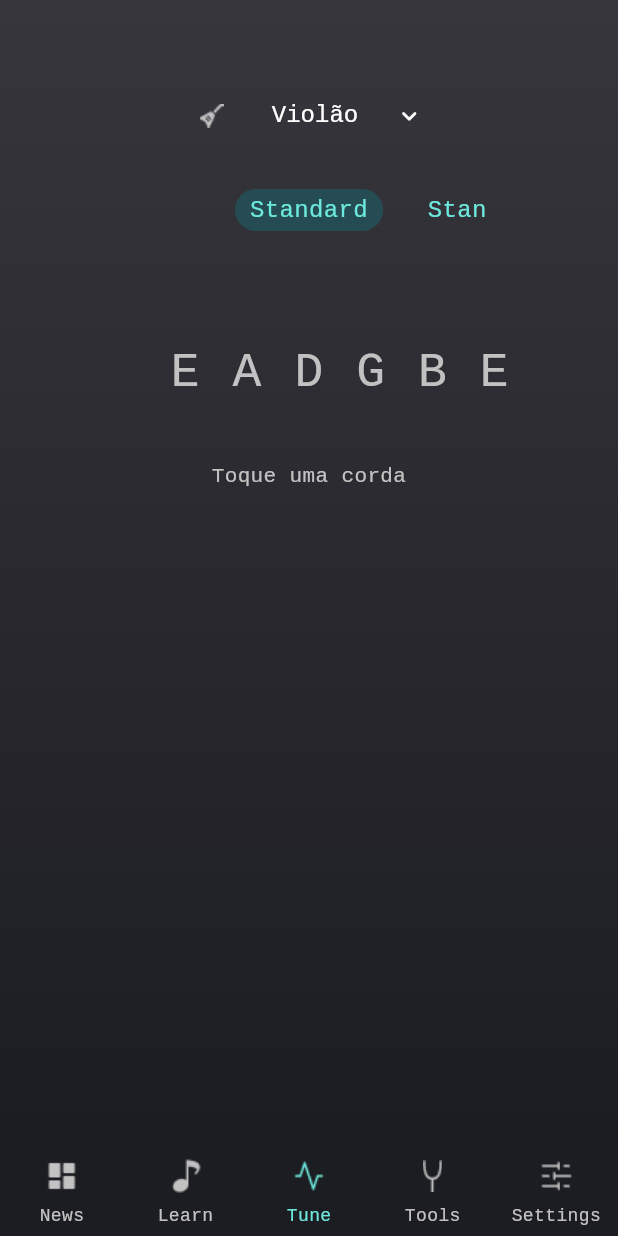
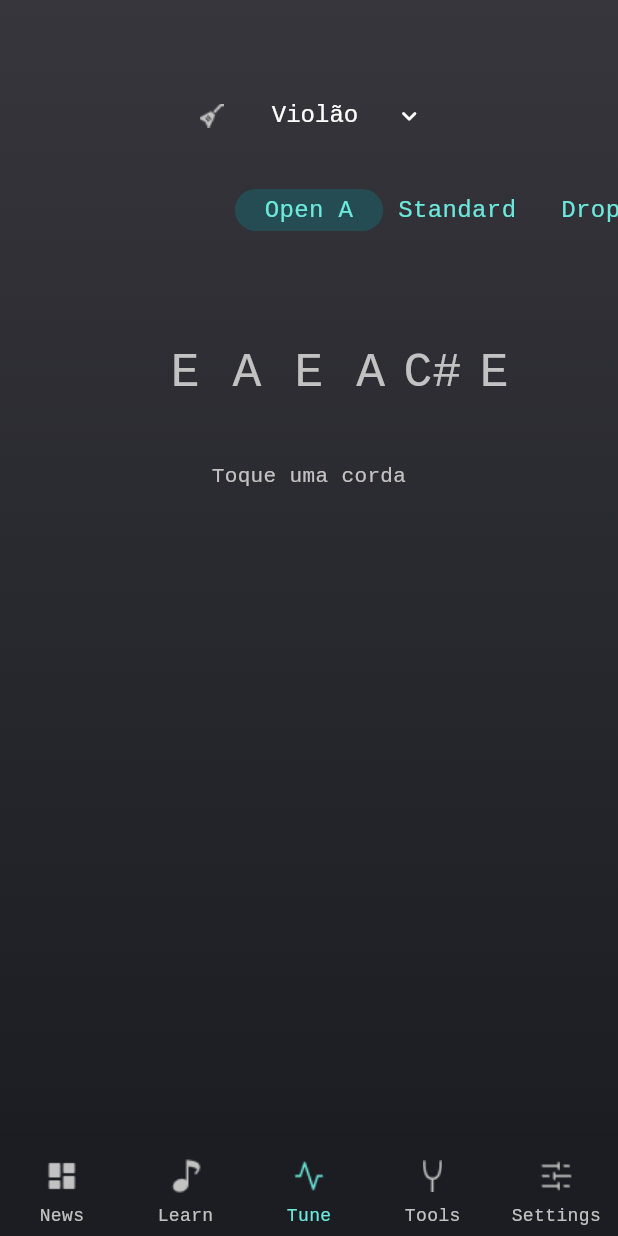
Before and after one commit to JosinaldoRocha/m_s_tuner, a Flutter app: the screen it shows after launch, item 3 of the bottom bar chosen, on a phone screen of 412 x 824 dp. Run offline on Flutter 3.47's test engine with Material 2 defaults, Android fonts, the phone set to English and light mode, and no system bars; drawn by our look-alikes of dropdown_button2; our stand-ins replace flutter_riverpod, permission_handler; missing offline and left inert: flutter_fft.

Commit message:
fix: corrections

```diff
--- a/lib/app/constants/instrument_model.dart
+++ /dev/null
@@ -1,45 +0,0 @@
-import '../data/models/instrument_model.dart';
-import '../data/models/note_model.dart';
-import '../data/models/tuning_model.dart';
-import '../data/models/tuning_types_model.dart';
-
-InstrumentModel initialInstrument = InstrumentModel(
-  id: 'violao',
-  title: 'Violão',
-  tuningTypes: [
-    TuningTypesModel(
-      id: 'tuningStandard',
-      title: 'Standard',
-      tuning: TuningModel(
-        id: 'standartViolao',
-        instrumentId: 'violao',
-        tuningTypeId: 'tuningStandard',
-        notes: [
-          NoteModel(id: 'mizao', title: 'E'),
-          NoteModel(id: 'la', title: 'A'),
-          NoteModel(id: 're', title: 'D'),
-          NoteModel(id: 'sol', title: 'G'),
-          NoteModel(id: 'si', title: 'B'),
-          NoteModel(id: 'mi', title: 'E'),
-        ],
-      ),
-    ),
-    TuningTypesModel(
-      id: 'tuningStandard',
-      title: 'Stan',
-      tuning: TuningModel(
-        id: 'standartViolao',
-        instrumentId: 'violao',
-        tuningTypeId: 'tuningStandard',
-        notes: [
-          NoteModel(id: 'mizao', title: 'E'),
-          NoteModel(id: 'la', title: 'A'),
-          NoteModel(id: 're', title: 'D'),
-          NoteModel(id: 'sol', title: 'G'),
-          NoteModel(id: 'si', title: 'B'),
-          NoteModel(id: 'mi', title: 'E'),
-        ],
-      ),
-    ),
-  ],
-);
--- a/lib/app/presentation/tune/views/mixins/tune_mixin.dart
+++ b/lib/app/presentation/tune/views/mixins/tune_mixin.dart
@@ -1,7 +1,7 @@
 import 'package:flutter/material.dart';
 import 'package:flutter_fft/flutter_fft.dart';
 import 'package:flutter_riverpod/flutter_riverpod.dart';
-import '../../../../constants/instrument_model.dart';
+import 'package:m_s_afinador/app/data/models/instrument_model.dart';
 import '../../providers/tune_provider.dart';
 import '../../states/microphone_permission/microphone_permission_state.dart';
 import '../widgets/tune_component.dart';
@@ -10,6 +10,7 @@ mixin TuneMixin on ConsumerState<TuneComponent> {
   double? frequency;
   FlutterFft flutterFft = FlutterFft();
   String? note;
+  InstrumentModel? instrument;
 
   void initialize() async {
     await flutterFft.startRecorder();
@@ -46,7 +47,7 @@ mixin TuneMixin on ConsumerState<TuneComponent> {
 
   void onTap(value) {
     setState(() {
-      initialInstrument = value;
+      instrument = value;
     });
   }
 
--- a/lib/app/presentation/tune/views/widgets/select_instrument_widget.dart
+++ b/lib/app/presentation/tune/views/widgets/select_instrument_widget.dart
@@ -12,7 +12,7 @@ class SelectInstrumentWidget extends ConsumerStatefulWidget {
     required this.instrumentList,
   });
   final Function(InstrumentModel)? onTap;
-  final InstrumentModel? instrument;
+  final InstrumentModel instrument;
   final List<InstrumentModel> instrumentList;
 
   @override
@@ -32,7 +32,8 @@ class _SelectInstrumentWidgetState
           const IconWidget(image: 'assets/icons/guitar.png'),
           const SizedBox(width: 4),
           DropdownButtonWidget(
-            hintText: widget.instrument?.title ?? 'Violãooo',
+            value: widget.instrument,
+            hintText: widget.instrument.title,
             items: widget.instrumentList.map(
               (item) {
                 return DropdownMenuItem<InstrumentModel>(
--- a/lib/app/presentation/tune/views/widgets/tune_component.dart
+++ b/lib/app/presentation/tune/views/widgets/tune_component.dart
@@ -1,7 +1,6 @@
 import 'package:flutter/material.dart';
 import 'package:flutter_riverpod/flutter_riverpod.dart';
 import 'package:m_s_afinador/app/presentation/tune/views/mixins/tune_mixin.dart';
-import '../../../../constants/instrument_model.dart';
 import '../../../../presentation/tune/providers/tune_provider.dart';
 import '../../../../presentation/tune/views/widgets/select_instrument_widget.dart';
 import '../../states/list_instruments/list_instruments_state.dart';
@@ -25,6 +24,9 @@ class _TuneComponentState extends ConsumerState<TuneComponent> with TuneMixin {
         child: CircularProgressIndicator(),
       );
     } else if (state is SuccessListInstrumentsState) {
+      final initialInstrument =
+          state.data.firstWhere((item) => item.id == 'violao');
+
       return Container(
         width: double.infinity,
         padding: const EdgeInsets.only(top: 53),
@@ -32,10 +34,10 @@ class _TuneComponentState extends ConsumerState<TuneComponent> with TuneMixin {
           children: [
             SelectInstrumentWidget(
               instrumentList: state.data,
-              instrument: initialInstrument,
+              instrument: instrument ?? initialInstrument,
               onTap: onTap,
             ),
-            TuningTypesWidget(instrument: initialInstrument),
+            TuningTypesWidget(instrument: instrument ?? initialInstrument),
             frequency != null && frequency != 0
                 ? const Text(
                     'In tune!',
--- a/lib/app/widgets/dropdown_button_widget.dart
+++ b/lib/app/widgets/dropdown_button_widget.dart
@@ -7,18 +7,18 @@ class DropdownButtonWidget<T> extends StatefulWidget {
     required this.items,
     required this.hintText,
     required this.onTap,
+    required this.value,
   });
   final List<DropdownMenuItem<T>> items;
   final String hintText;
   final Function(T)? onTap;
+  final dynamic value;
 
   @override
   State<DropdownButtonWidget> createState() => _DropdownButtonWidgetState();
 }
 
 class _DropdownButtonWidgetState extends State<DropdownButtonWidget> {
-  String? selectedValue;
-
   @override
   Widget build(BuildContext context) {
     return DropdownButton2(
@@ -39,7 +39,7 @@ class _DropdownButtonWidgetState extends State<DropdownButtonWidget> {
       underline: Container(),
       iconStyleData: _buildIconStyleData(),
       items: widget.items,
-      value: selectedValue,
+      value: widget.value,
       onChanged: widget.onTap,
     );
   }
```
